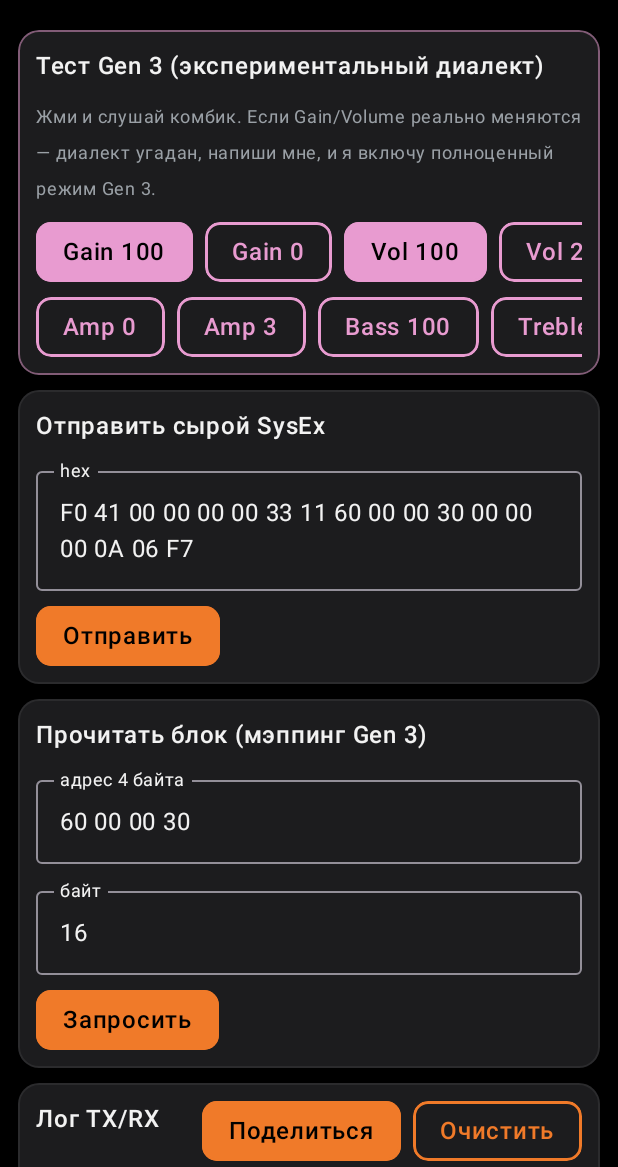
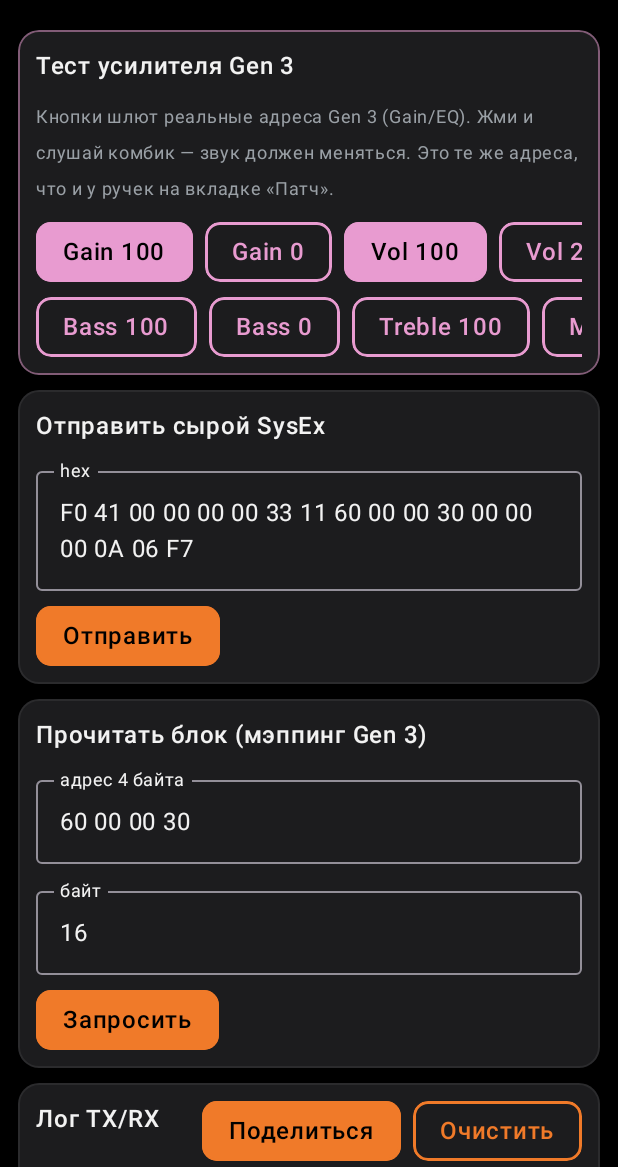
Before and after one commit to VladChaikovskiy/Raznoe, an Android app built with Jetpack Compose: the composable ConsoleScreen shown on its own in the app's theme, on a phone screen of 412 x 824 dp, the part 69-1236 px from its top. Run offline under Robolectric (Android 15) with nearby library versions, the phone set to English and light mode, and no system bars.

Commit message:
Add real Gen 3 amp addresses (Gain/EQ/Volume/Type) — knobs now target Gen 3
Decoded the Gen 3 wire addresses from the Katana Librarian app: amp section
AMP (base 1536) via addr = 0x20000000 + y.g(y.c(base)+index) yields the amp
block at 0x2000 06 xx:
  Gain=..00 Volume=..01 Bass=..02 Middle=..03 Treble=..04 Presence=..05 Type=..07

KatanaParam now carries an optional Gen 3 address; the controller routes writes
to it when a Gen 3 amp is connected, and inbound frames are matched against both
the MkII and Gen 3 addresses. The amp knobs on the Patch screen (and the console
test buttons, now using the real path) therefore drive a Gen 3 amp's Gain/EQ.

Verified addresses in the standalone test.

Co-Authored-By: Claude Opus 4.8 <noreply@anthropic.com>
Claude-Session: https://claude.ai/code/session_01ScybpQCqosd6Q8xNxYTWyu

```diff
--- a/app/src/main/java/com/raznoe/katana/ui/KatanaApp.kt
+++ b/app/src/main/java/com/raznoe/katana/ui/KatanaApp.kt
@@ -418,26 +418,26 @@ private fun ConsoleScreen(vm: KatanaViewModel) {
         var testMsg by remember { mutableStateOf("") }
         DeviceTitle()
         Panel(accent = Nux.Pink) {
-            Text("Тест Gen 3 (экспериментальный диалект)", color = Nux.TextHi, fontWeight = FontWeight.SemiBold)
+            Text("Тест усилителя Gen 3", color = Nux.TextHi, fontWeight = FontWeight.SemiBold)
             Text(
-                "Жми и слушай комбик. Если Gain/Volume реально меняются — диалект угадан, " +
-                    "напиши мне, и я включу полноценный режим Gen 3.",
+                "Кнопки шлют реальные адреса Gen 3 (Gain/EQ). Жми и слушай комбик — " +
+                    "звук должен меняться. Это те же адреса, что и у ручек на вкладке «Патч».",
                 color = Nux.TextLo, fontSize = 12.sp,
             )
             Row(Modifier.horizontalScroll(rememberScrollState()), horizontalArrangement = Arrangement.spacedBy(8.dp)) {
-                Pill("Gain 100", selected = true, accent = Nux.Pink) { testMsg = vm.sendNewGenAmp(0x00, 100) }
-                Pill("Gain 0", selected = false, accent = Nux.Pink) { testMsg = vm.sendNewGenAmp(0x00, 0) }
-                Pill("Vol 100", selected = true, accent = Nux.Pink) { testMsg = vm.sendNewGenAmp(0x01, 100) }
-                Pill("Vol 20", selected = false, accent = Nux.Pink) { testMsg = vm.sendNewGenAmp(0x01, 20) }
+                Pill("Gain 100", selected = true, accent = Nux.Pink) { vm.setParam(KatanaParams.GAIN, 100); testMsg = "Gain → 100" }
+                Pill("Gain 0", selected = false, accent = Nux.Pink) { vm.setParam(KatanaParams.GAIN, 0); testMsg = "Gain → 0" }
+                Pill("Vol 100", selected = true, accent = Nux.Pink) { vm.setParam(KatanaParams.VOLUME, 100); testMsg = "Volume → 100" }
+                Pill("Vol 20", selected = false, accent = Nux.Pink) { vm.setParam(KatanaParams.VOLUME, 20); testMsg = "Volume → 20" }
             }
             Row(Modifier.horizontalScroll(rememberScrollState()), horizontalArrangement = Arrangement.spacedBy(8.dp)) {
-                Pill("Amp 0", selected = false, accent = Nux.Pink) { testMsg = vm.sendNewGenAmp(0x0C, 0) }
-                Pill("Amp 3", selected = false, accent = Nux.Pink) { testMsg = vm.sendNewGenAmp(0x0C, 3) }
-                Pill("Bass 100", selected = false, accent = Nux.Pink) { testMsg = vm.sendNewGenAmp(0x03, 100) }
-                Pill("Treble 100", selected = false, accent = Nux.Pink) { testMsg = vm.sendNewGenAmp(0x05, 100) }
+                Pill("Bass 100", selected = false, accent = Nux.Pink) { vm.setParam(KatanaParams.BASS, 100); testMsg = "Bass → 100" }
+                Pill("Bass 0", selected = false, accent = Nux.Pink) { vm.setParam(KatanaParams.BASS, 0); testMsg = "Bass → 0" }
+                Pill("Treble 100", selected = false, accent = Nux.Pink) { vm.setParam(KatanaParams.TREBLE, 100); testMsg = "Treble → 100" }
+                Pill("Mid 100", selected = false, accent = Nux.Pink) { vm.setParam(KatanaParams.MIDDLE, 100); testMsg = "Middle → 100" }
             }
             if (testMsg.isNotEmpty()) {
-                Text(testMsg, color = Nux.TextHi, fontFamily = FontFamily.Monospace, fontSize = 11.sp)
+                Text(testMsg, color = Nux.TextHi, fontFamily = FontFamily.Monospace, fontSize = 12.sp)
             }
         }
         Panel {
--- a/app/src/main/java/com/raznoe/katana/usb/KatanaController.kt
+++ b/app/src/main/java/com/raznoe/katana/usb/KatanaController.kt
@@ -108,7 +108,8 @@ class KatanaController(private val connection: UsbMidiConnection) {
         } else {
             intArrayOf(v and 0x7F)
         }
-        enqueue(KatanaSysEx.buildSet(param.address, data), settleMs = 4)
+        val gen3 = KatanaSysEx.generation == KatanaSysEx.Gen.GEN3
+        enqueue(KatanaSysEx.buildSet(param.addressFor(gen3), data), settleMs = 4)
     }
 
     /** Select Panel/CH1..CH4 via the documented SysEx address. */
```
Also changed, not shown: app/src/main/java/com/raznoe/katana/KatanaViewModel.kt (+10 -8 lines), app/src/main/java/com/raznoe/katana/protocol/KatanaParams.kt (+21 -13 lines).
